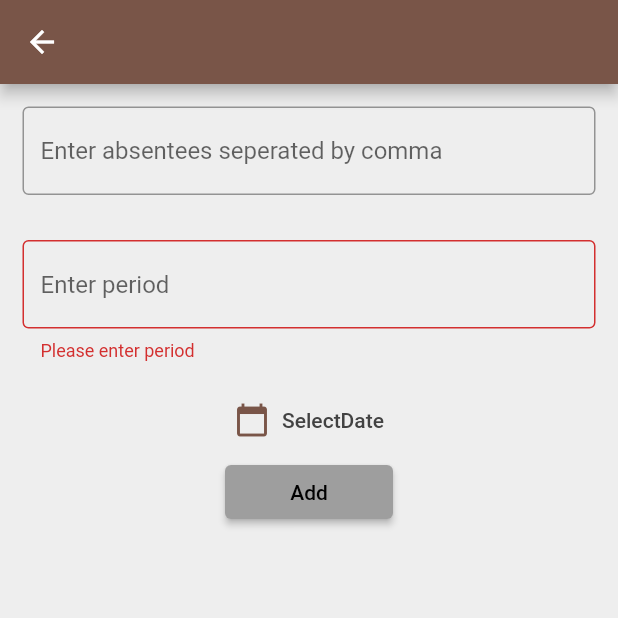
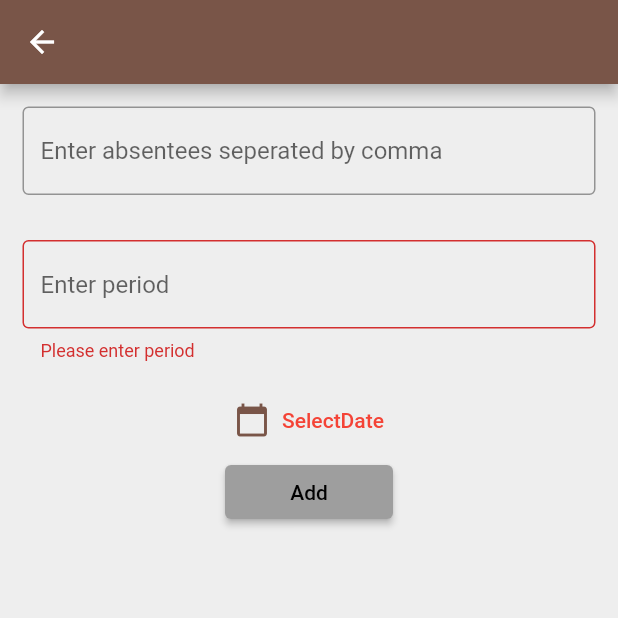
Before and after one commit to rjtechlab/attendance_calculator, a Flutter app: the AddAttendanceScreen screen opened directly with empty values, after a tap on "Add", on a phone screen of 412 x 824 dp, the top half of it. Run offline on Flutter 3.47's test engine with Material 2 defaults, Android fonts, the phone set to English and light mode, and no system bars; our stand-ins replace hive_flutter; accounts and stored records are empty.

Commit message:
Period 0 error corrected

```diff
--- a/lib/screens/add_attendance_screen.dart
+++ b/lib/screens/add_attendance_screen.dart
@@ -61,9 +61,10 @@ class AddAttendanceScreen extends StatelessWidget {
               key: _FormKey,
               child: TextFormField(
                 validator: (value){
-                  if(value==null||value.isEmpty){
+                  if(value=='0'||value==null||value.isEmpty){
                     return 'Please enter period';
                   }
+
                 },
                 keyboardType: TextInputType.number,
                 inputFormatters: [
@@ -84,7 +85,8 @@ class AddAttendanceScreen extends StatelessWidget {
                   lastDate: DateTime.now());
               if (selecteddatetemp == null) {
                 return;
-              } else {
+              }
+              else {
                 date = selecteddatetemp;
                 datein_string.value = date.toString();
               }
@@ -92,7 +94,7 @@ class AddAttendanceScreen extends StatelessWidget {
             icon: Icon(Icons.calendar_today,color: Colors.brown,),
             label:  ValueListenableBuilder( valueListenable: datein_string,
               builder: (BuildContext ctx, String finaldate, Widget? _) {
-                return date==null?Text('SelectDate',style: TextStyle(color: Colors.grey[800]),):Text(DateFormat.yMMMd().format(date!),style: TextStyle(color: Colors.brown),);
+                return date==null?Text('SelectDate',style: TextStyle(color: Colors.red),):Text(DateFormat.yMMMd().format(date!),style: TextStyle(color: Colors.brown),);
               },
             ),
           ),
@@ -102,7 +104,7 @@ class AddAttendanceScreen extends StatelessWidget {
               style: ButtonStyle(backgroundColor: MaterialStateProperty.all(Colors.grey)),
                 onPressed: () async {
 
-                  _FormKey.currentState!.validate();
+               if( _FormKey.currentState!.validate()){
                  if(date==null){
                    return;
                  }
@@ -111,7 +113,7 @@ class AddAttendanceScreen extends StatelessWidget {
 
 
                  // final absentees = absent_controller.text.split(',');
-                 await find_finalattendance(context, absent_controller.text);
+                 find_finalattendance(context, absent_controller.text);
 
                  final attendance_data=AttendenceModel(periods: periodlist_integer, date: date!, id: DateTime.now().microsecondsSinceEpoch.toString(),
                      rollnumberlist: finalattendancelist, subject:subjectModel.subject, department: subjectModel.dept, submodel: subjectModel);
@@ -127,6 +129,8 @@ class AddAttendanceScreen extends StatelessWidget {
                  isemptycalculatebutton.notifyListeners();
 
                  Navigator.pop(context);
+               }
+
                 },
                 child: Text('Add',style: TextStyle(color: Colors.black),)),
           ),
@@ -210,7 +214,7 @@ class AddAttendanceScreen extends StatelessWidget {
     else{
       finalattendancelist=absenteeslist_integer;
       print('in else');
-      Navigator.of(context).pop();
+
     }
     SystemChannels.textInput.invokeMethod('TextInput.hide'); //Dispose keyboard
   }
```
Lines whose indentation alone changed are shown as unchanged.
